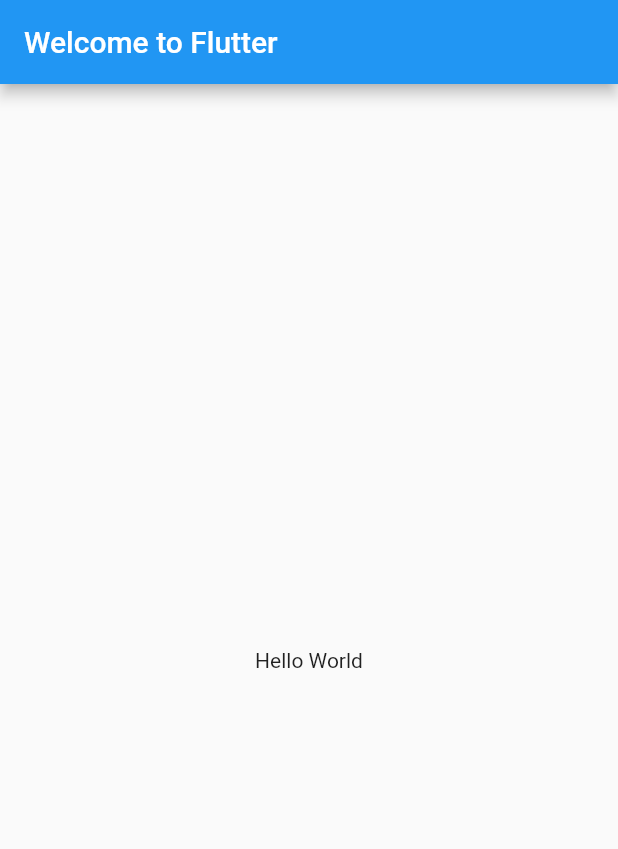
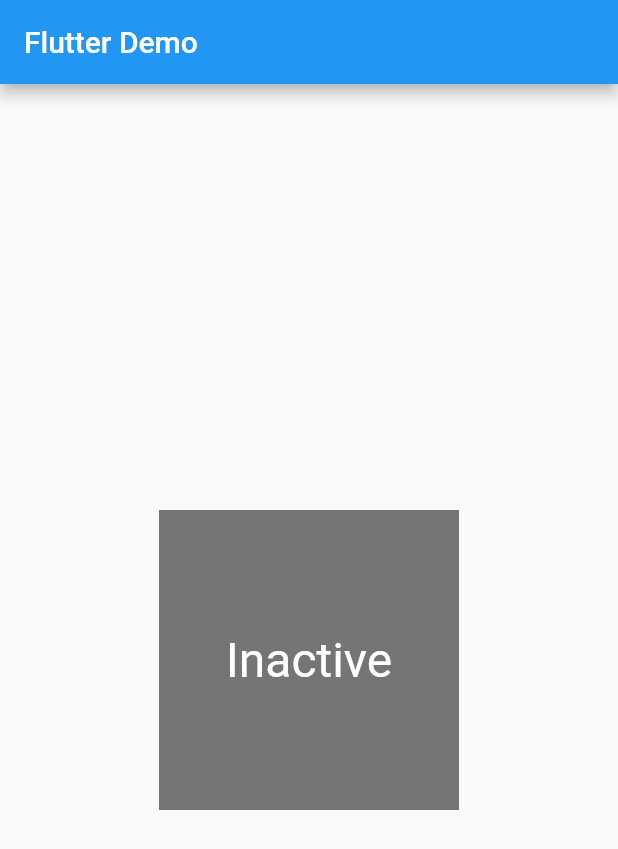
Before and after one commit to PeterHarlan/flutter_learn, a Flutter app: the screen it shows after launch, on a phone screen of 412 x 824 dp. Shown: the top 849 px of the screen. Run offline on Flutter 3.47's test engine with Material 2 defaults, Android fonts, the phone set to English and light mode, and no system bars.

Commit message:
Apply flutter update and tap to change color boxes

```diff
--- a/lib/main.dart
+++ b/lib/main.dart
@@ -6,13 +6,54 @@ class MyApp extends StatelessWidget {
   @override
   Widget build(BuildContext context) {
     return MaterialApp(
-      title: 'Welcome to Flutter',
+      title: "Flutter demo",
       home: Scaffold(
-        appBar: AppBar(
-          title: Text('Welcome to Flutter'),
+          appBar: AppBar(
+            title: Text("Flutter Demo"),
+          ),
+          body: Center(
+            child: TapboxA(),
+          )),
+    );
+  }
+}
+
+class TapboxA extends StatefulWidget {
+  TapboxA({Key key}) : super(key: key);
+
+  @override
+  _TapboxAState createState() => _TapboxAState();
+}
+
+class _TapboxAState extends State<TapboxA> {
+  // Determins the box's current color and text
+  bool _active = false;
+
+  // updates _active when the box is tapped
+  // Calls setState() to update the UI
+  void _handleTap() {
+    setState(() {
+      _active = !_active;
+    });
+  }
+
+  @override
+  Widget build(BuildContext context) {
+    // Detects gestures
+    return GestureDetector(
+      onTap: _handleTap,
+      child: Container(
+        child: Center(
+          child: Text(
+            _active ? 'Active' : "Inactive",
+            style: TextStyle(fontSize: 32.0, color: Colors.white),
+          ),
         ),
-        body: Center(
-          child: Text('Hello World'),
+        width: 200.0,
+        height: 200.0,
+        // Draws either a light green or gray box
+        decoration: BoxDecoration(
+          color: _active ? Colors.lightGreen[700] : Colors.grey[600],
         ),
       ),
     );
```
Also changed, not shown: pubspec.lock.
